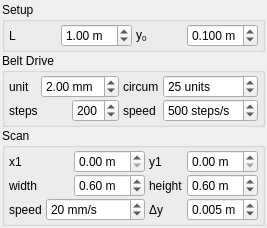
This is QPolargraph/Polargraph_UI.ui in davidgrier/qacam as Qt 5 draws it before an edit. The edited form follows.
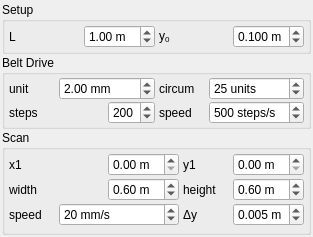
This is the edited form.

Patch:
```diff
--- a/QPolargraph/Polargraph_UI.ui
+++ b/QPolargraph/Polargraph_UI.ui
@@ -6,10 +6,16 @@
    <rect>
     <x>0</x>
     <y>0</y>
-    <width>267</width>
-    <height>224</height>
+    <width>313</width>
+    <height>237</height>
    </rect>
   </property>
+  <property name="minimumSize">
+   <size>
+    <width>313</width>
+    <height>0</height>
+   </size>
+  </property>
   <property name="windowTitle">
    <string>Polargraph</string>
   </property>
@@ -286,6 +292,12 @@
    </item>
    <item>
     <widget class="QGroupBox" name="groupScan">
+     <property name="minimumSize">
+      <size>
+       <width>309</width>
+       <height>105</height>
+      </size>
+     </property>
      <property name="font">
       <font>
        <weight>50</weight>
```
Left out of the diff: 15 changed lines with no effect on the pictures.
